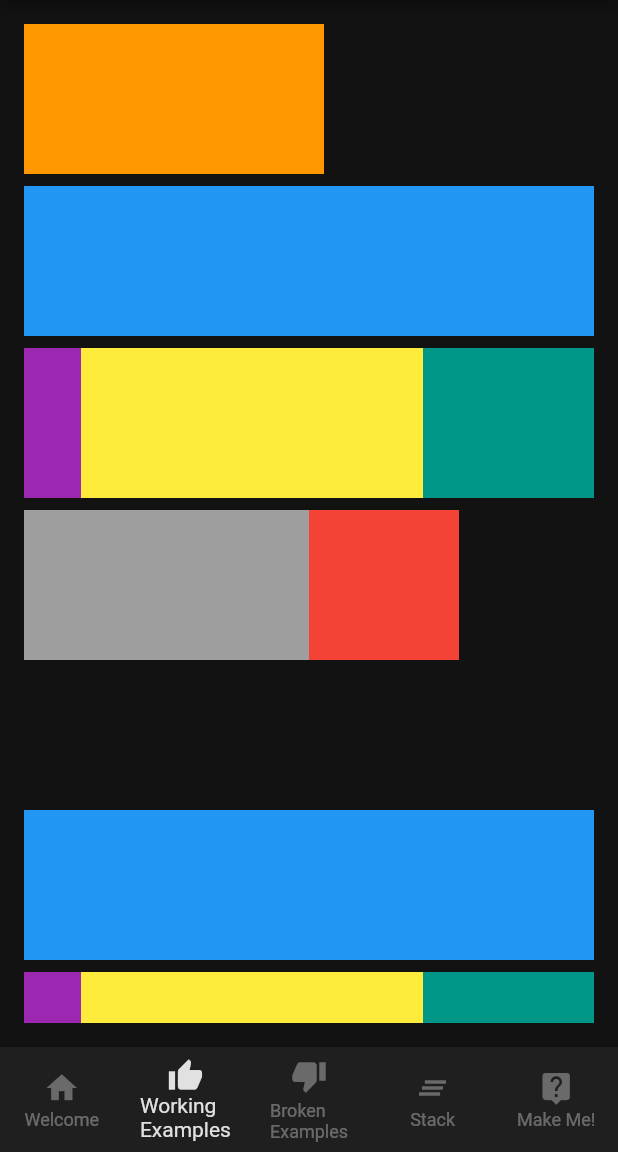
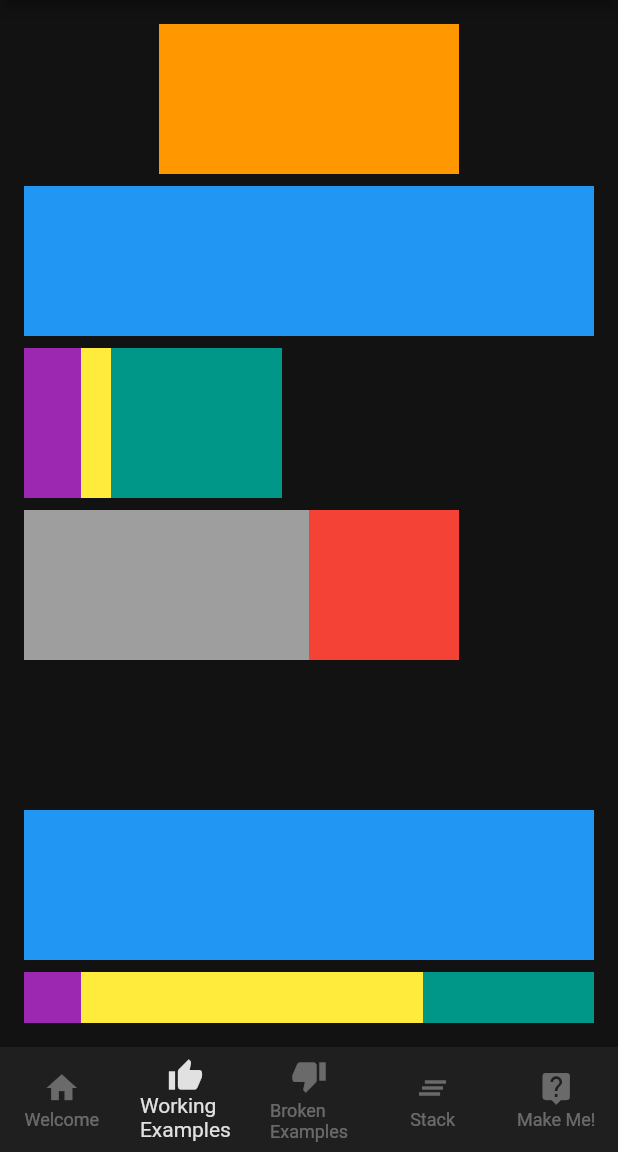
Before and after one commit to Adit-COCO-Garg/m05_rows_columns_stacks, a Flutter app: the screen it shows after launch, item 2 of the bottom bar chosen, on a phone screen of 412 x 824 dp, the part 84-1236 px from its top. Run offline on Flutter 3.47's test engine with Material 2 defaults, Android fonts, the phone set to English and light mode, and no system bars.

```diff
--- a/lib/solution/solutions.dart
+++ b/lib/solution/solutions.dart
@@ -19,11 +19,15 @@ class Solutions extends StatelessWidget {
         heraObjectInstance.changeAppBarTitle('Exercise Solutions');
         return Padding(
           padding: const EdgeInsets.all(8),
+
+
           child: SingleChildScrollView(
             scrollDirection: Axis.horizontal,
             child: Row(
               crossAxisAlignment: CrossAxisAlignment.stretch,
               children: <Widget>[
+
+
                 Container(
                   width: 200,
                   child: SingleChildScrollView(
@@ -137,6 +141,7 @@ class Solutions extends StatelessWidget {
                     ),
                   ),
                 ),
+
                 Container(
                   width: 200,
                   child: SingleChildScrollView(
--- a/lib/widgets/working_samples.dart
+++ b/lib/widgets/working_samples.dart
@@ -20,11 +20,11 @@ class WorkingSamples extends StatelessWidget {
           child: SingleChildScrollView(
             child: Column(
               mainAxisSize: MainAxisSize.max,
-              mainAxisAlignment: MainAxisAlignment.start,
+              mainAxisAlignment: MainAxisAlignment.end,
               crossAxisAlignment: CrossAxisAlignment.center,
               children: <Widget>[
                 Row(
-                  mainAxisSize: MainAxisSize.max,
+                  mainAxisSize: MainAxisSize.min,
                   mainAxisAlignment: MainAxisAlignment.start,
                   crossAxisAlignment: CrossAxisAlignment.center,
                   children: <Widget>[
@@ -76,9 +76,11 @@ class WorkingSamples extends StatelessWidget {
                         color: Colors.purple,
                       ),
                     ),
-                    Expanded(
+                    Flexible(
+                      fit: FlexFit.loose,
                       flex: 60,
                       child: Container(
+                        width: 20,
                         height: 100,
                         color: Colors.yellow,
                       ),
```
Also changed, not shown: lib/exercise/exercise.dart (added, +29 -0 lines).
